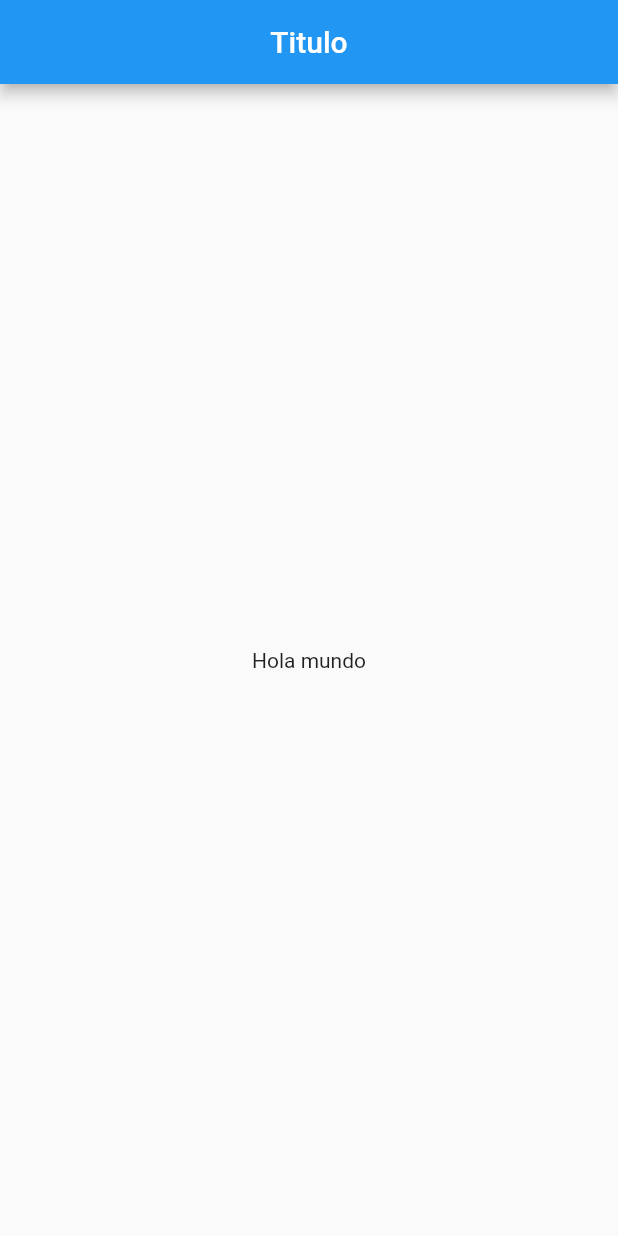
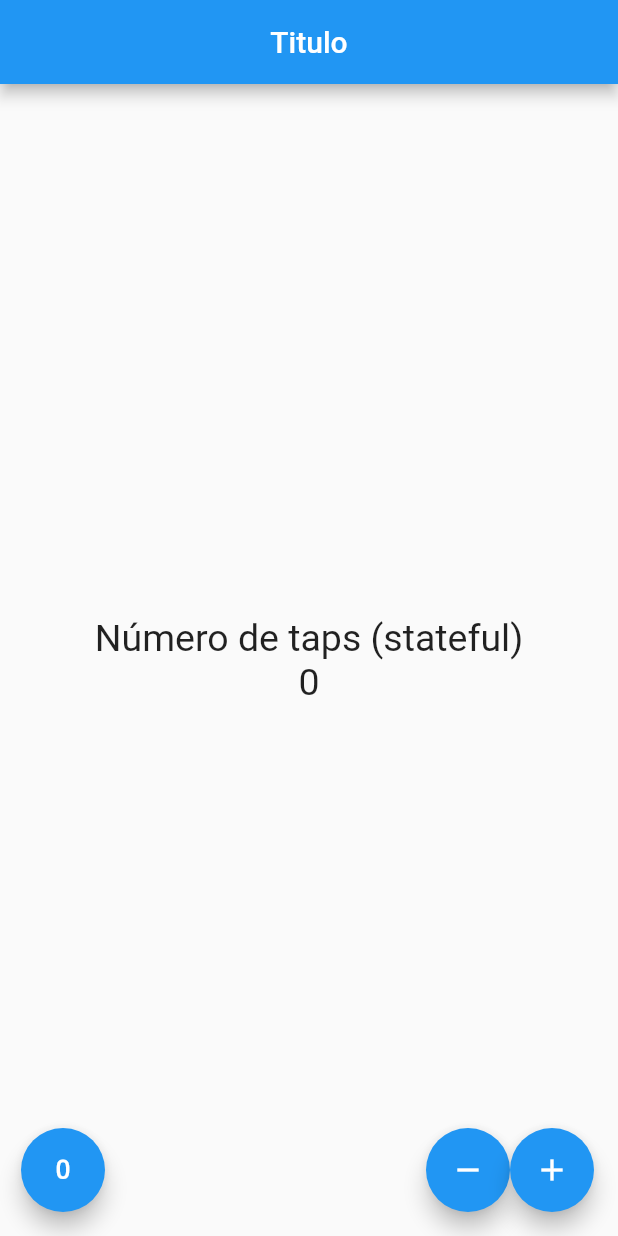
Before and after one commit to martinsam16/flutter, a Flutter app: the screen it shows after launch, on a phone screen of 412 x 824 dp. Run offline on Flutter 3.47's test engine with Material 2 defaults, Android fonts, the phone set to English and light mode, and no system bars.

Commit message:
contador: stateless y stateful

```diff
--- a/contador/lib/src/app.dart
+++ b/contador/lib/src/app.dart
@@ -1,12 +1,15 @@
-import 'package:contador/src/pages/home_page.dart';
+import 'package:contador/src/pages/contador_page.dart';
+//import 'package:contador/src/pages/home_page.dart';
 import 'package:flutter/material.dart';
 
 class MyApp extends StatelessWidget {
   @override
   Widget build(BuildContext context) {
     return MaterialApp(
+      debugShowCheckedModeBanner: false,
         home: Center(
-      child: new HomePage(),
+      //child: new HomePage(),
+      child: new ContadorPage(),
     ));
   }
 }
--- /dev/null
+++ b/contador/lib/src/pages/contador_page.dart
@@ -0,0 +1,75 @@
+import 'package:flutter/material.dart';
+
+class ContadorPage extends StatefulWidget {
+  @override
+  State<StatefulWidget> createState() => new _ContadorPageState();
+}
+
+class _ContadorPageState extends State<ContadorPage> {
+  final _estiloTexto = new TextStyle(fontSize: 25.0);
+  int _conteo = 0;
+
+  @override
+  Widget build(BuildContext context) {
+    return new Scaffold(
+      appBar: new AppBar(
+        title: Text('Titulo'),
+        centerTitle: true,
+      ),
+      body: Center(
+          child: Column(
+        mainAxisAlignment: MainAxisAlignment.center,
+        children: <Widget>[
+          Text(
+            'Número de taps (stateful)',
+            style: _estiloTexto,
+          ),
+          Text(
+            '$_conteo',
+            style: _estiloTexto,
+          ),
+        ],
+      )),
+      floatingActionButton: _crearBotones(),
+      // floatingActionButtonLocation: FloatingActionButtonLocation.centerFloat,
+    );
+  }
+
+  Widget _crearBotones() {
+    return Row(
+      mainAxisAlignment: MainAxisAlignment.end,
+      children: <Widget>[
+        SizedBox(
+          width: 30.0,
+        ),
+        FloatingActionButton(
+          child: Icon(Icons.exposure_zero),
+          onPressed: _reset,
+        ),
+        Expanded(
+          child: SizedBox(),
+        ),
+        FloatingActionButton(
+          child: Icon(Icons.remove),
+          onPressed: _sustraer,
+        ),
+        FloatingActionButton(
+          child: Icon(Icons.add),
+          onPressed: _agregar,
+        )
+      ],
+    );
+  }
+
+  void _agregar() {
+    setState(() => this._conteo++);
+  }
+
+  void _sustraer() {
+    setState(() => this._conteo--);
+  }
+
+  void _reset() {
+    setState(() => this._conteo = 0);
+  }
+}
```
Also changed, not shown: contador/lib/src/pages/home_page.dart (+22 -1 lines).
